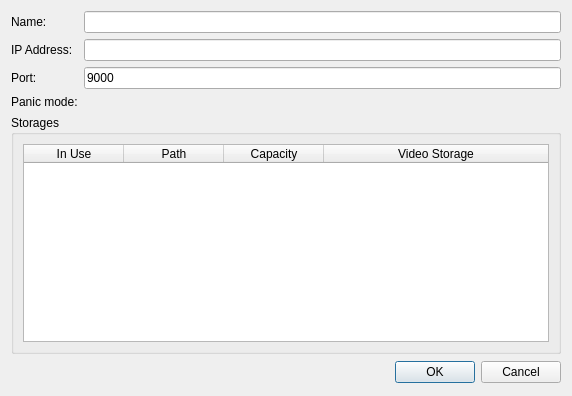
Above: client/src/ui/dialogs/server_settings_dialog.ui from networkoptix/nx_open before the change. Below: the same form after it.
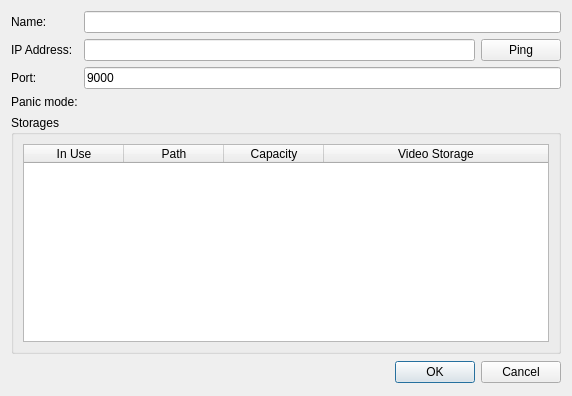
That is the form after the change.

Commit message:
Feature #2078: Move ping button to server settings dialog (like it is with cameras)
<==== Mercurial data ====>
Branch: master

Patch:
```diff
--- a/client/src/ui/dialogs/server_settings_dialog.ui
+++ b/client/src/ui/dialogs/server_settings_dialog.ui
@@ -39,16 +39,6 @@
        </property>
       </widget>
      </item>
-     <item row="1" column="1">
-      <widget class="QLineEdit" name="ipAddressLineEdit">
-       <property name="enabled">
-        <bool>true</bool>
-       </property>
-       <property name="readOnly">
-        <bool>true</bool>
-       </property>
-      </widget>
-     </item>
      <item row="2" column="0">
       <widget class="QLabel" name="portLabel">
        <property name="text">
@@ -83,6 +73,26 @@
        </property>
       </widget>
      </item>
+     <item row="1" column="1">
+      <layout class="QHBoxLayout" name="horizontalLayout">
+       <item>
+        <widget class="QLineEdit" name="ipAddressLineEdit"/>
+       </item>
+       <item>
+        <widget class="QPushButton" name="pingButton">
+         <property name="sizePolicy">
+          <sizepolicy hsizetype="Fixed" vsizetype="Fixed">
+           <horstretch>0</horstretch>
+           <verstretch>0</verstretch>
+          </sizepolicy>
+         </property>
+         <property name="text">
+          <string>Ping</string>
+         </property>
+        </widget>
+       </item>
+      </layout>
+     </item>
     </layout>
    </item>
    <item>
```
The commit also changes 2 other files.
